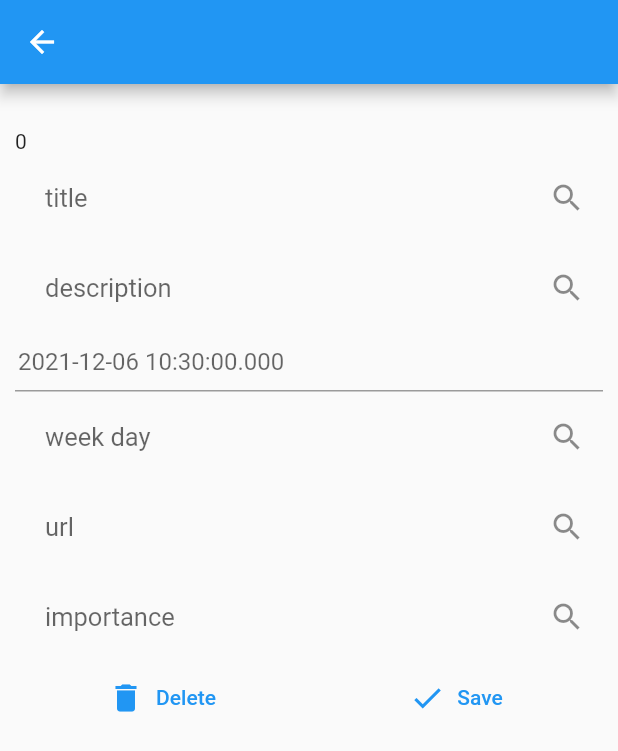
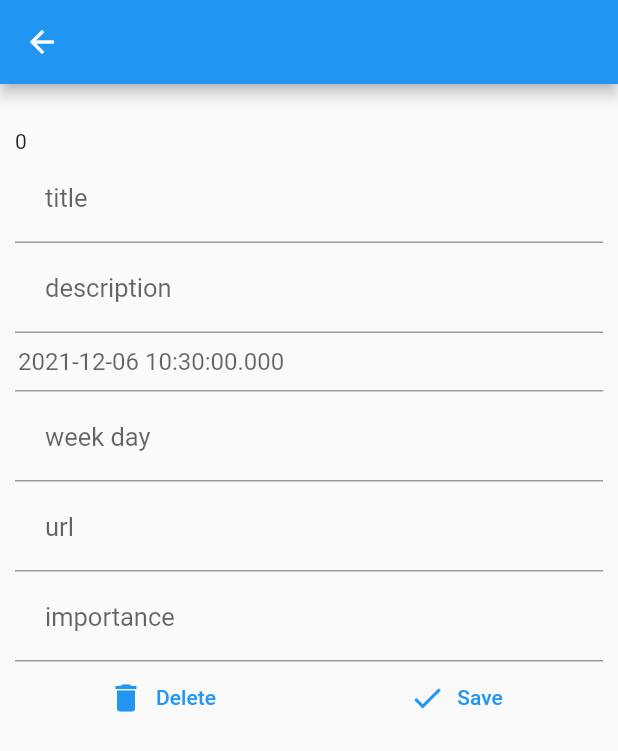
Before and after one commit to binhlecong/class_notifier, a Flutter app: the ClassroomPage screen opened directly, on a phone screen of 412 x 824 dp. Shown: the top 751 px of the screen. Run offline on Flutter 3.47's test engine with Material 2 defaults, Android fonts, the phone set to English and light mode, and no system bars; drawn by our look-alikes of datetime_picker_formfield; our stand-ins replace sqflite; accounts and stored records are empty.

```diff
--- a/lib/models/classroom.dart
+++ b/lib/models/classroom.dart
@@ -57,4 +57,8 @@ class Classroom {
         return Colors.blue;
     }
   }
+
+  String getWeekDays(){
+    return 'Mon Tue Wed Thu Fri Sat Sun';
+  }
 }
--- a/lib/screens/classroompage.dart
+++ b/lib/screens/classroompage.dart
@@ -61,8 +61,6 @@ class _ClassroomPageState extends State<ClassroomPage> {
                 decoration: const InputDecoration(
                   hintStyle: TextStyle(fontSize: 17),
                   hintText: 'title',
-                  suffixIcon: Icon(Icons.search),
-                  border: InputBorder.none,
                   contentPadding: EdgeInsets.all(20),
                 ),
                 onChanged: (value) {
@@ -73,8 +71,6 @@ class _ClassroomPageState extends State<ClassroomPage> {
                 decoration: const InputDecoration(
                   hintStyle: TextStyle(fontSize: 17),
                   hintText: 'description',
-                  suffixIcon: Icon(Icons.search),
-                  border: InputBorder.none,
                   contentPadding: EdgeInsets.all(20),
                 ),
                 onChanged: (value) {
@@ -112,8 +108,6 @@ class _ClassroomPageState extends State<ClassroomPage> {
                 decoration: const InputDecoration(
                   hintStyle: TextStyle(fontSize: 17),
                   hintText: 'week day',
-                  suffixIcon: Icon(Icons.search),
-                  border: InputBorder.none,
                   contentPadding: EdgeInsets.all(20),
                 ),
                 onChanged: (value) {
@@ -124,8 +118,6 @@ class _ClassroomPageState extends State<ClassroomPage> {
                 decoration: const InputDecoration(
                   hintStyle: TextStyle(fontSize: 17),
                   hintText: 'url',
-                  suffixIcon: Icon(Icons.search),
-                  border: InputBorder.none,
                   contentPadding: EdgeInsets.all(20),
                 ),
                 onChanged: (value) {
@@ -136,8 +128,6 @@ class _ClassroomPageState extends State<ClassroomPage> {
                 decoration: const InputDecoration(
                   hintStyle: TextStyle(fontSize: 17),
                   hintText: 'importance',
-                  suffixIcon: Icon(Icons.search),
-                  border: InputBorder.none,
                   contentPadding: EdgeInsets.all(20),
                 ),
                 onChanged: (value) {
--- a/lib/widgets/inputbox.dart
+++ /dev/null
@@ -1 +0,0 @@
-import 'package:flutter/material.dart';
```
Also changed, not shown: lib/screens/homepage.dart (+8 -2 lines), lib/widgets/classroomcard.dart (added, +91 -0 lines).
